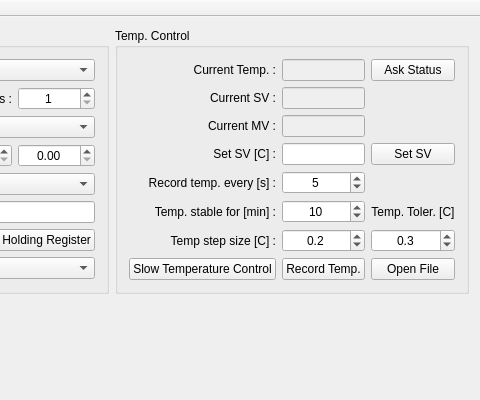
Above: mainwindow.ui from TripletESR/Omron_PID before the change; both pictures show x 229 to 709 and y 0 to 400 of the 709 by 681 pixel window. Below: the same form after it.
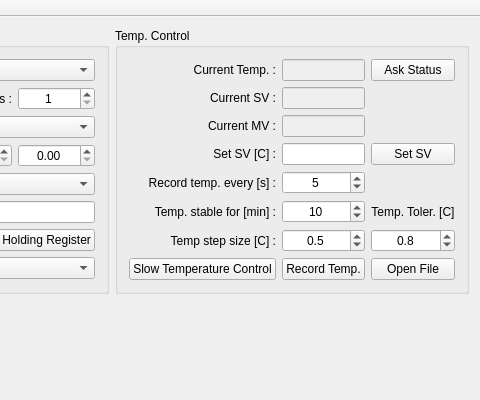
That is the form after the change. Custom widgets are drawn as their Qt base class.

```diff
--- a/mainwindow.ui
+++ b/mainwindow.ui
@@ -162,7 +162,7 @@
           <double>0.100000000000000</double>
          </property>
          <property name="value">
-          <double>0.200000000000000</double>
+          <double>0.500000000000000</double>
          </property>
         </widget>
        </item>
@@ -201,7 +201,7 @@
           <double>0.100000000000000</double>
          </property>
          <property name="value">
-          <double>0.300000000000000</double>
+          <double>0.800000000000000</double>
          </property>
         </widget>
        </item>
```
Left out of the diff: 3 changed lines with no effect on the pictures.
